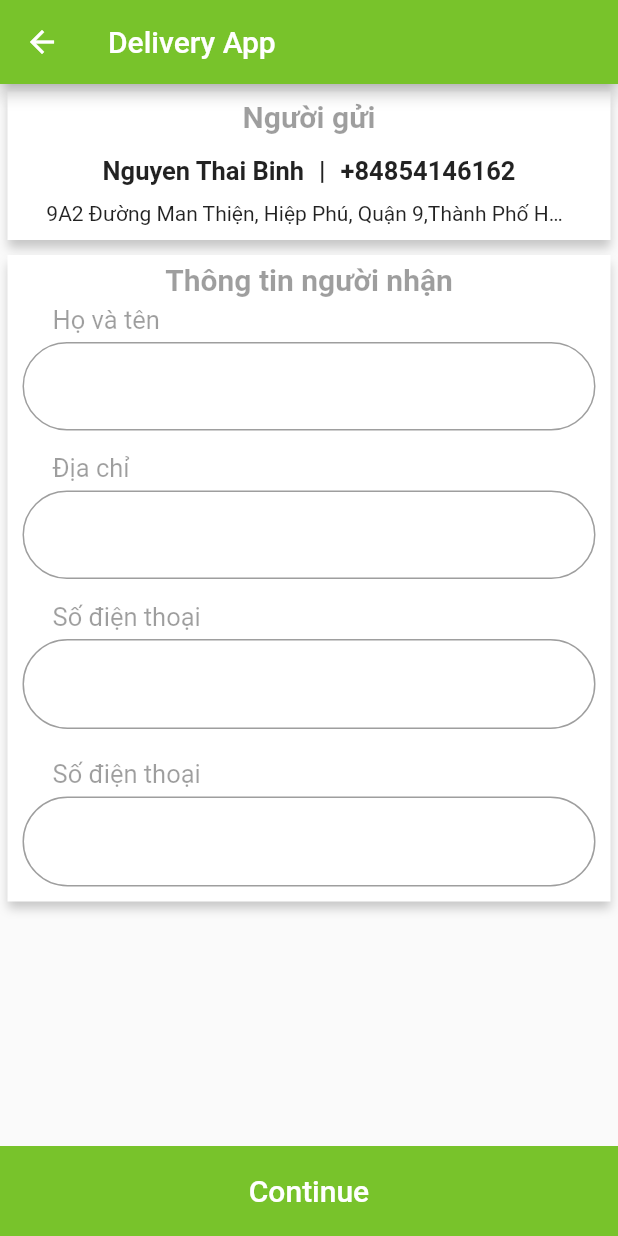
After one commit to Nntienn/DeliveryApp, a Flutter app: the HomePage screen opened directly, on a phone screen of 412 x 824 dp. The commit adds this screen. Run offline on Flutter 3.47's test engine with Material 2 defaults, Android fonts, the phone set to English and light mode, and no system bars; our stand-ins replace firebase_auth, firebase_core, flutter_countdown_timer, google_sign_in; accounts and stored records are empty.

Commit message:
add home page

```diff
--- a/lib/Src/app.dart
+++ b/lib/Src/app.dart
@@ -1,7 +1,6 @@
 
+import 'package:delivery_app/Src/resources/Screens/login_page.dart';
 import 'package:flutter/material.dart';
-
-import 'Screens/login_page.dart';
 
 
 class MyApp extends StatelessWidget {
--- /dev/null
+++ b/lib/Src/resources/Screens/home_page.dart
@@ -0,0 +1,282 @@
+import 'package:delivery_app/Src/configs/constants.dart';
+import 'package:flutter/material.dart';
+
+
+class HomePage extends StatelessWidget {
+  @override
+  Widget build(BuildContext context) {
+    return Scaffold(
+      appBar: AppBar(
+        title: Text('Delivery App'),
+        backgroundColor: kPrimaryColor,
+      ),
+      body: Column(
+        children: [
+          Container(
+            decoration: BoxDecoration(color: Colors.white,
+                boxShadow: [
+                  BoxShadow(
+                    color: Color(0x88999999),
+                    offset: Offset(0, 5),
+                    blurRadius: 5.0,
+                  ),
+                ]),
+            margin: const EdgeInsets.fromLTRB(5, 5, 5, 5),
+            child: Column(
+              children: [
+                Container(
+                    margin: const EdgeInsets.fromLTRB(0, 5, 0, 5),
+                    child: Text(
+                      'Người gửi',
+                      style: TextStyle(color: Colors.black38, fontSize: 20, fontWeight: FontWeight.bold),
+                    )),
+
+                Container(
+                  margin: const EdgeInsets.fromLTRB(0, 10, 0, 10),
+                  child: Row(
+                    mainAxisAlignment: MainAxisAlignment.center,
+                    children: [
+                      Container(
+                        margin: const EdgeInsets.fromLTRB(0, 0, 5, 0),
+                        child: Text(
+                          'Nguyen Thai Binh',
+                          style: TextStyle(
+                              fontSize: 17, fontWeight: FontWeight.bold),
+                        ),
+                      ),
+                      Container(
+                        margin: const EdgeInsets.fromLTRB(5, 0, 5, 0),
+                        child: Text(
+                          '|',
+                          style: TextStyle(
+                              fontSize: 17, fontWeight: FontWeight.bold),
+                        ),
+                      ),
+                      Container(
+                        margin: const EdgeInsets.fromLTRB(5, 0, 0, 0),
+                        child: Text(
+                          '+84854146162',
+                          style: TextStyle(
+                              fontSize: 17, fontWeight: FontWeight.bold),
+                        ),
+                      ),
+                    ],
+                  ),
+                ),
+                Container(
+                  margin: const EdgeInsets.fromLTRB(0, 0, 0, 10),
+                  child: Row(
+                    mainAxisAlignment: MainAxisAlignment.center,
+                    children: [
+                      SizedBox(
+                        width: MediaQuery.of(context).size.width * 0.85,
+                        child: Text(
+                          '9A2 Đường Man Thiện, Hiệp Phú, Quận 9,Thành Phố Hồ Chí Minh',
+                          overflow: TextOverflow.ellipsis,
+                        ),
+                      )
+                    ],
+                  ),
+                )
+              ],
+            ),
+          ),
+          Container(
+            decoration: BoxDecoration(color: Colors.white,
+                // borderRadius: BorderRadius.all(Radius.circular(10)),
+                boxShadow: [
+                  BoxShadow(
+                    color: Color(0x88999999),
+                    offset: Offset(0, 5),
+                    blurRadius: 5.0,
+                  ),
+                ]),
+            margin: const EdgeInsets.fromLTRB(5, 5, 5, 5),
+            child: Column(
+              children: [
+                Container(
+                    margin: const EdgeInsets.fromLTRB(0, 5, 0, 5),
+                    child: Text(
+                      'Thông tin người nhận',
+                      style: TextStyle(color: Colors.black38, fontSize: 20, fontWeight: FontWeight.bold),
+                    )),
+                Row(
+                  mainAxisAlignment: MainAxisAlignment.start,
+                  children: [
+                    Container(
+                      margin: const EdgeInsets.fromLTRB(30, 0, 0, 0),
+                      child: Text(
+                        'Họ và tên',
+                        style: TextStyle(color: Colors.black38, fontSize: 17),
+                        textAlign: TextAlign.left,
+                      ),
+                    ),
+                  ],
+                ),
+                Container(
+                    margin: const EdgeInsets.fromLTRB(10, 5, 10, 5),
+                    child: TextField(
+                      cursorColor: Colors.black26,
+                      decoration: InputDecoration(
+                        // enabledBorder: UnderlineInputBorder(
+                        //   borderSide: BorderSide(color: Colors.black26),
+                        // ),
+                        focusedBorder: OutlineInputBorder(
+                          borderSide: BorderSide(color: Colors.black26),
+                          borderRadius: BorderRadius.all(Radius.circular(90.0)),
+                        ),
+                        border: OutlineInputBorder(
+                          // width: 0.0 produces a thin "hairline" border
+                          borderRadius: BorderRadius.all(Radius.circular(90.0)),
+                          borderSide: BorderSide(color: Colors.white24),
+                          //borderSide: const BorderSide(),
+                        ),
+                      ),
+                    )),
+                SizedBox(
+                  height: 10,
+                ),
+                Row(
+                  mainAxisAlignment: MainAxisAlignment.start,
+                  children: [
+                    Container(
+                      margin: const EdgeInsets.fromLTRB(30, 0, 0, 0),
+                      child: Text(
+                        'Địa chỉ',
+                        style: TextStyle(color: Colors.black38, fontSize: 17),
+                        textAlign: TextAlign.left,
+                      ),
+                    ),
+                  ],
+                ),
+                Container(
+                    margin: const EdgeInsets.fromLTRB(10, 5, 10, 5),
+                    child: TextField(
+                      cursorColor: Colors.black26,
+                      decoration: InputDecoration(
+                        // enabledBorder: UnderlineInputBorder(
+                        //   borderSide: BorderSide(color: Colors.black26),
+                        // ),
+                        focusedBorder: OutlineInputBorder(
+                          borderSide: BorderSide(color: Colors.black26),
+                          borderRadius: BorderRadius.all(Radius.circular(90.0)),
+                        ),
+                        border: OutlineInputBorder(
+                          // width: 0.0 produces a thin "hairline" border
+                          borderRadius: BorderRadius.all(Radius.circular(90.0)),
+                          borderSide: BorderSide(color: Colors.white24),
+                          //borderSide: const BorderSide(),
+                        ),
+                      ),
+                    )),
+                SizedBox(
+                  height: 10,
+                ),
+                Row(
+                  mainAxisAlignment: MainAxisAlignment.start,
+                  children: [
+                    Container(
+                      margin: const EdgeInsets.fromLTRB(30, 0, 0, 0),
+                      child: Text(
+                        'Số điện thoại',
+                        style: TextStyle(color: Colors.black38, fontSize: 17),
+                        textAlign: TextAlign.left,
+                      ),
+                    ),
+                  ],
+                ),
+                Container(
+                    margin: const EdgeInsets.fromLTRB(10, 5, 10, 10),
+                    child: TextField(
+                      keyboardType: TextInputType.number,
+                      style: TextStyle(fontSize: 17),
+                      textAlign: TextAlign.center,
+                      cursorColor: Colors.black26,
+                      cursorRadius: Radius.circular(5.0),
+                      decoration: InputDecoration(
+                        // enabledBorder: UnderlineInputBorder(
+                        //   borderSide: BorderSide(color: Colors.black26),
+                        // ),
+                        focusedBorder: OutlineInputBorder(
+                          borderSide: BorderSide(color: Colors.black26),
+                          borderRadius: BorderRadius.all(Radius.circular(90.0)),
+                        ),
+                        border: OutlineInputBorder(
+                          // width: 0.0 produces a thin "hairline" border
+                          borderRadius: BorderRadius.all(Radius.circular(90.0)),
+                          borderSide: BorderSide(color: Colors.white24),
+                          //borderSide: const BorderSide(),
+                        ),
+                      ),
+                    )),
+                SizedBox(
+                  height: 10,
+                ),
+                Row(
+                  mainAxisAlignment: MainAxisAlignment.start,
+                  children: [
+                    Container(
+                      margin: const EdgeInsets.fromLTRB(30, 0, 0, 0),
+                      child: Text(
+                        'Số điện thoại',
+                        style: TextStyle(color: Colors.black38, fontSize: 17),
+                        textAlign: TextAlign.left,
+                      ),
+                    ),
+                  ],
+                ),
+                Container(
+                    margin: const EdgeInsets.fromLTRB(10, 5, 10, 10),
+                    child: TextField(
+                      keyboardType: TextInputType.number,
+                      style: TextStyle(fontSize: 17),
+                      textAlign: TextAlign.center,
+                      cursorColor: Colors.black26,
+                      cursorRadius: Radius.circular(5.0),
+                      decoration: InputDecoration(
+                        // enabledBorder: UnderlineInputBorder(
+                        //   borderSide: BorderSide(color: Colors.black26),
+                        // ),
+                        focusedBorder: OutlineInputBorder(
+                          borderSide: BorderSide(color: Colors.black26),
+                          borderRadius: BorderRadius.all(Radius.circular(90.0)),
+                        ),
+                        border: OutlineInputBorder(
+                          // width: 0.0 produces a thin "hairline" border
+                          borderRadius: BorderRadius.all(Radius.circular(90.0)),
+                          borderSide: BorderSide(color: Colors.white24),
+                          //borderSide: const BorderSide(),
+                        ),
+                      ),
+                    )),
+              ],
+            ),
+          )
+        ],
+      ),
+      bottomNavigationBar: Container(
+
+        height: 60,
+        child: Column(
+          children: [
+            Container(
+              color: kPrimaryColor,
+              height: 60,
+              width: MediaQuery.of(context).size.width,
+              child: FlatButton(
+                onPressed: () {},
+                // => Navigator.push(
+                //     context, MaterialPageRoute(builder: (context) => ())),
+                color: kPrimaryColor,
+                child: Text(
+                  'Continue',
+                  style: TextStyle(fontSize: 20, color: Colors.white),
+                ),
+              ),
+            ),
+          ],
+        ),
+      ),
+    );
+  }
+}
--- a/lib/Src/resources/Screens/login_page.dart
+++ b/lib/Src/resources/Screens/login_page.dart
@@ -1,6 +1,5 @@
-
-import 'package:delivery_app/Screens/phone_login.dart';
-import 'package:delivery_app/Widgets/sign_in.dart';
+import 'package:delivery_app/Src/blocs/validation_bloc.dart';
+import 'package:delivery_app/Src/resources/Widgets/sign_in.dart';
 import 'package:flutter/material.dart';
 
 import 'register_page.dart';
@@ -13,7 +12,8 @@ class LoginPage extends StatefulWidget {
 }
 
 class _LoginPageState extends State<LoginPage> {
-  bool _validate = false;
+  final TextEditingController _phoneNumberController = TextEditingController();
+  ValidationBloc _validationBloc = new ValidationBloc();
 
   @override
   Widget build(BuildContext context) {
@@ -30,21 +30,24 @@ class _LoginPageState extends State<LoginPage> {
               Image.asset('assets/Logo.jpg'),
               SizedBox(height: 50),
               Padding(
-                padding: const EdgeInsets.fromLTRB(0, 0, 0, 20),
-                child: TextField(
-                  controller: phoneController,
+                  padding: const EdgeInsets.fromLTRB(0, 0, 0, 10),
+                  child: StreamBuilder(
+                    stream: _validationBloc.phoneNumberStream,
+                    builder: (context, snapshot) => TextField(
+                      controller: _phoneNumberController,
                       style: TextStyle(fontSize: 18, color: Colors.black),
                       decoration: InputDecoration(
+                          errorText: snapshot.hasError ? snapshot.error : null,
                           labelText: "Phone Number",
-                      errorText: _validate ? 'Value Can\'t Be Empty' : null,
                           prefixIcon:
                               Container(width: 50, child: Icon(Icons.phone)),
                           border: OutlineInputBorder(
-                          borderSide:
-                              BorderSide(color: Color(0xffCED0D2), width: 1),
-                          borderRadius: BorderRadius.all(Radius.circular(6)))),
+                              borderSide: BorderSide(
+                                  color: Color(0xffCED0D2), width: 1),
+                              borderRadius:
+                                  BorderRadius.all(Radius.circular(6)))),
                     ),
-              ),
+                  )),
               Padding(
                 padding: const EdgeInsets.fromLTRB(0, 10, 0, 10),
                 child: SizedBox(
@@ -86,6 +89,7 @@ class _LoginPageState extends State<LoginPage> {
       splashColor: Colors.grey,
       onPressed: () {
         signInWithGoogle().then((result) {
+          print(result);
           if (result != null) {
             Navigator.of(context).push(
               MaterialPageRoute(
@@ -124,10 +128,8 @@ class _LoginPageState extends State<LoginPage> {
   }
 
   void _onLoginClick() {
-    setState(() {
-      phoneController.text.isEmpty ? _validate = true : _validate = false;
-    });
-    if (!phoneController.text.isEmpty) {
+    print('Validation ne');
+    if (_validationBloc.isValidLogIn(_phoneNumberController.text)) {
       Navigator.push(
         context,
         MaterialPageRoute(builder: (context) => RegisterPage()),
--- a/lib/Src/resources/Screens/otp_page.dart
+++ b/lib/Src/resources/Screens/otp_page.dart
@@ -1,14 +1,11 @@
-import 'package:delivery_app/Screens/register_page.dart';
-import 'package:delivery_app/Widgets/sign_in.dart';
+
+import 'package:delivery_app/Src/configs/constants.dart';
+import 'package:delivery_app/Src/resources/Screens/home_page.dart';
+import 'package:delivery_app/Src/resources/Screens/register_page.dart';
 import 'package:flutter/material.dart';
 import 'package:flutter_countdown_timer/flutter_countdown_timer.dart';
-import 'package:sms_otp_auto_verify/sms_otp_auto_verify.dart';
-import '../constants.dart';
-import 'login_page.dart';
 
 class OtpPage extends StatelessWidget {
-  var _scaffoldKey = new GlobalKey<ScaffoldState>();
-//   String signature = await SmsRetrieved.getAppSignature();
   @override
   Widget build(BuildContext context) {
 
@@ -133,8 +130,8 @@ class OtpPage extends StatelessWidget {
               width: MediaQuery.of(context).size.width,
               child: FlatButton(
                 onPressed: () {
-                  // Navigator.push(
-                  //     context, MaterialPageRoute(builder: (context) => ()))
+                  Navigator.push(
+                      context, MaterialPageRoute(builder: (context) => HomePage()));
                 },
                 color: kPrimaryColor,
                 textColor: Colors.white,
--- a/lib/Src/resources/Screens/register_page.dart
+++ b/lib/Src/resources/Screens/register_page.dart
@@ -166,13 +166,6 @@ class RegisterPage extends StatelessWidget {
                         child: Text(
                           'We will send verification code on above given number',
                           style: TextStyle(color: Colors.black26),)),
-                    FlatButton(
-
-                      onPressed: () {
-                        signOutGoogle();
-                        Navigator.of(context).pushAndRemoveUntil(MaterialPageRoute(builder: (context) {return LoginPage();}), ModalRoute.withName('/'));
-                      },
-                    )
                   ],
                 ),
               )
```
Also changed, not shown: pubspec.lock. Lines whose indentation alone changed are shown as unchanged.
